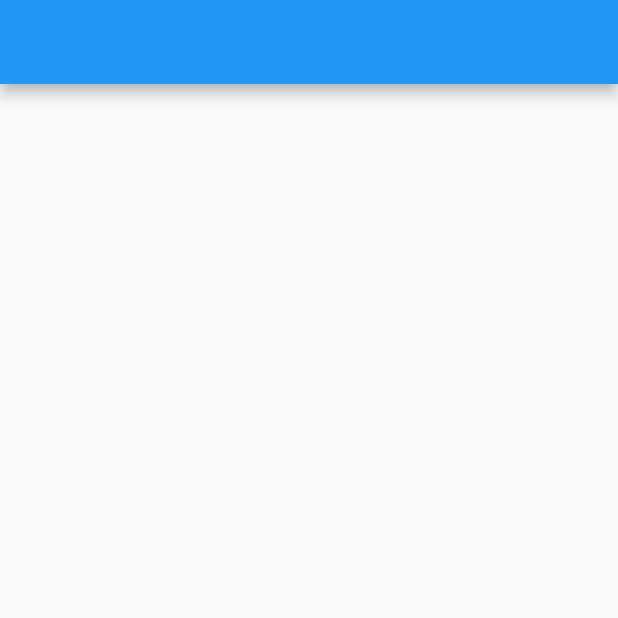
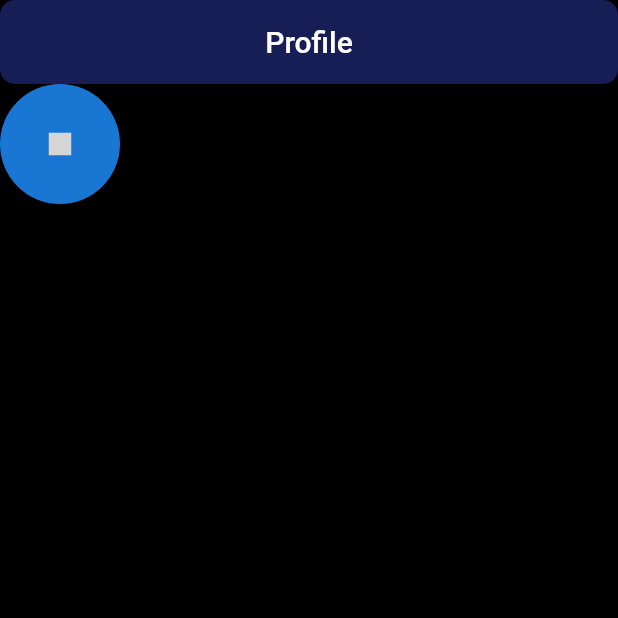
Before and after one commit to dagmawi-asfaw/insta_clone, a Flutter app: the screen it shows after launch, on a phone screen of 412 x 824 dp, the top half of it. Run offline on Flutter 3.47's test engine with Material 2 defaults, Android fonts, the phone set to English and light mode, and no system bars; drawn by our look-alikes of cached_network_image; our stand-ins replace freezed_annotation; network calls fail; grey boxes are pictures that could not be loaded.

Commit message:
refactor user profile page

```diff
--- a/lib/app.dart
+++ b/lib/app.dart
@@ -1,4 +1,5 @@
 import 'package:flutter/material.dart';
+import 'package:insta_clone/shared/constants/constants.dart';
 
 import 'components/user_profile/view/user_profile_view.dart';
 
@@ -9,9 +10,7 @@ class MyApp extends StatelessWidget {
   Widget build(BuildContext context) {
     return MaterialApp(
       title: 'Flutter Demo',
-      theme: ThemeData(
-        primarySwatch: Colors.blue,
-      ),
+      theme: appThemeData,
       home: const UserProfilePage(),
     );
   }
--- a/lib/components/user_profile/user_profile.dart
+++ b/lib/components/user_profile/user_profile.dart
@@ -1,3 +1,3 @@
-export 'models/models.dart';
+
 export 'view/view.dart';
 export 'widgets/widgets.dart';
--- a/lib/components/user_profile/view/user_profile_view.dart
+++ b/lib/components/user_profile/view/user_profile_view.dart
@@ -1,4 +1,7 @@
+import 'package:cached_network_image/cached_network_image.dart';
 import 'package:flutter/material.dart';
+
+import '../../../shared/shared.dart';
 
 class UserProfilePage extends StatelessWidget {
   const UserProfilePage({Key? key}) : super(key: key);
@@ -6,8 +9,23 @@ class UserProfilePage extends StatelessWidget {
   @override
   Widget build(BuildContext context) {
     return Scaffold(
-      appBar: AppBar(),
-      body: Container(),
+      appBar: AppBar(
+        title: const Text('Profile'),
+      ),
+      body: Column(
+        crossAxisAlignment: CrossAxisAlignment.center,
+        children: [
+          CircleAvatar(
+            radius: 40,
+            child: CachedNetworkImage(
+              height: 15,
+              width: 15,
+
+              imageUrl: user1.profileImageUrl!,
+            ),
+          )
+        ],
+      ),
     );
   }
 }
--- a/lib/shared/constants/color_constants.dart
+++ b/lib/shared/constants/color_constants.dart
@@ -1,7 +1,10 @@
 import 'dart:ui';
+
+import 'package:flutter/material.dart';
 
 class AppColors {
   AppColors._();
 
-  static const Color kPrimaryColor = Color.fromRGBO(57, 162, 219, 1);
+  static const Color kPrimaryColor = Color.fromRGBO(22, 30, 85, 1);
+  static const Color kScaffoldColor = Colors.black;
 }
--- a/lib/shared/constants/constants.dart
+++ b/lib/shared/constants/constants.dart
@@ -1,2 +1,3 @@
 export 'color_constants.dart';
 export 'widget_constants.dart';
+export 'theme_constant.dart';
--- /dev/null
+++ b/lib/shared/constants/theme_constant.dart
@@ -0,0 +1,43 @@
+import 'package:flutter/material.dart';
+
+import 'color_constants.dart';
+import 'widget_constants.dart';
+
+ThemeData appThemeData = ThemeData(
+  primaryColor: AppColors.kPrimaryColor,
+  scaffoldBackgroundColor: AppColors.kScaffoldColor,
+  appBarTheme: AppBarTheme(
+    elevation: 0,
+    centerTitle: true,
+    backgroundColor: AppColors.kPrimaryColor,
+    shape: RoundedRectangleBorder(
+      borderRadius: BorderRadius.circular(
+        kBorderRadius,
+      ),
+    ),
+  ),
+);
+
+ButtonStyle kPrimaryButtonStyle = ButtonStyle(
+  shape: MaterialStateProperty.all<RoundedRectangleBorder>(
+    RoundedRectangleBorder(
+      borderRadius: BorderRadius.circular(kBorderRadius),
+    ),
+  ),
+  backgroundColor: MaterialStateProperty.resolveWith(
+    (states) {
+      if (states.contains(MaterialState.pressed)) {
+        return AppColors.kPrimaryColor;
+      } else if (states.contains(MaterialState.disabled)) {
+        return AppColors.kPrimaryColor.withOpacity(0.5);
+      }
+      return AppColors.kPrimaryColor;
+    },
+  ),
+  elevation: MaterialStateProperty.resolveWith((states) {
+    if (states.contains(MaterialState.pressed)) {
+      return 0;
+    }
+    return 2;
+  }),
+);
--- /dev/null
+++ b/lib/shared/data/data.dart
@@ -0,0 +1,12 @@
+import 'package:insta_clone/shared/models/models.dart';
+
+UserProfileModel user1 = const UserProfileModel(
+  id: 1,
+  firstName: 'Jenny',
+  lastName: 'Wilson',
+  username: 'jenny21',
+  profileImageUrl: 'https://images.unsplash.com/photo-1573497019940-1c28c88b4f3e?ixlib=rb-1.2.1&ixid=MnwxMjA3fDB8MHxwaG90by1wYWdlfHx8fGVufDB8fHx8&auto=format&fit=crop&w=1374&q=80',
+  followers: 21,
+  following: 32,
+  likes: 32,
+);
--- a/lib/components/user_profile/models/user_profile_model.dart
+++ b/lib/shared/models/user_profile_model.dart
@@ -1,7 +1,9 @@
 import 'package:freezed_annotation/freezed_annotation.dart';
+
 import 'models.dart';
 
 part 'user_profile_model.freezed.dart';
+
 part 'user_profile_model.g.dart';
 
 @freezed
@@ -11,6 +13,7 @@ class UserProfileModel with _$UserProfileModel {
     required String firstName,
     required String lastName,
     required String username,
+    String? profileImageUrl,
     @Default(0) int? following,
     @Default(0) int? followers,
     @Default(0) int? likes,
--- a/lib/shared/shared.dart
+++ b/lib/shared/shared.dart
@@ -1 +1,3 @@
 export 'constants/constants.dart';
+export 'models/models.dart';
+export 'data/data.dart';
--- a/pubspec.yaml
+++ b/pubspec.yaml
@@ -21,6 +21,7 @@ dependencies:
   freezed_annotation: ^2.0.3
   json_serializable: ^6.2.0
   json_annotation: ^4.5.0
+  cached_network_image: ^3.0.0
 
 
 dev_dependencies:
```
Also changed, not shown: lib/shared/models/models.dart (renamed from lib/components/user_profile/models/models.dart), lib/shared/models/post_model.dart (renamed from lib/components/user_profile/models/post_model.dart), lib/shared/models/post_model.freezed.dart (renamed from lib/components/user_profile/models/post_model.freezed.dart), lib/shared/models/post_model.g.dart (renamed from lib/components/user_profile/models/post_model.g.dart), lib/shared/models/user_profile_model.freezed.dart, lib/shared/models/user_profile_model.g.dart, pubspec.lock.
